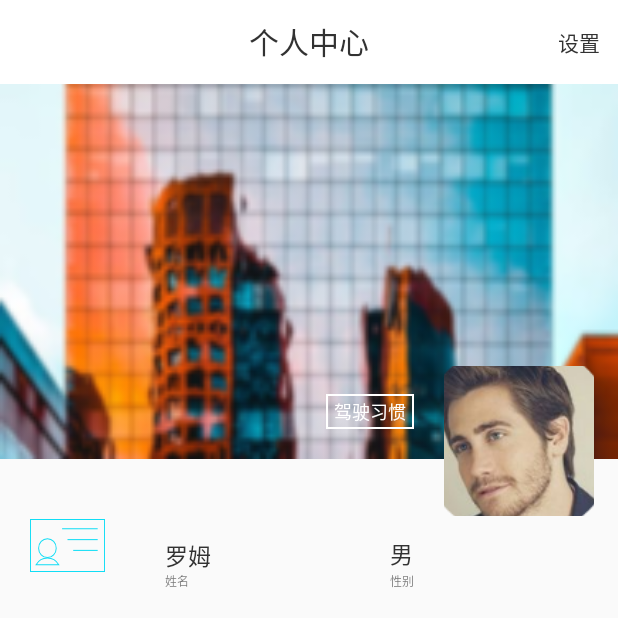
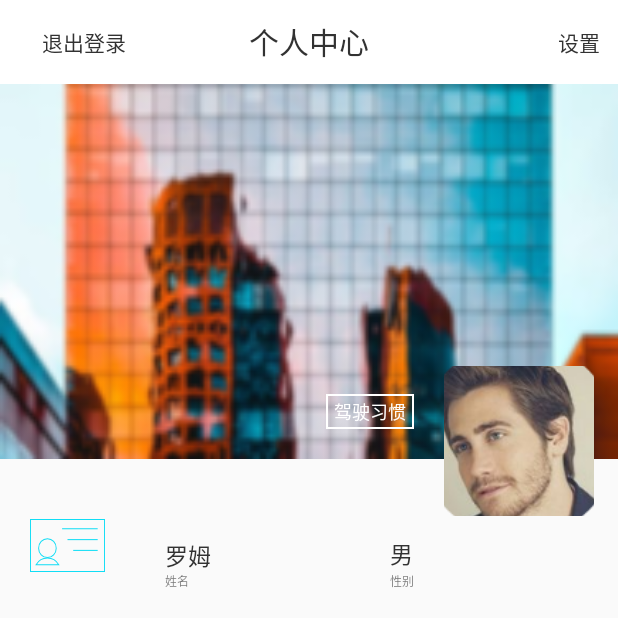
Before and after one commit to addaddgo/HealthCare, an Android app: the MainActivity screen opened directly, with no data from a screen before it, item 4 of the bottom bar chosen, on a phone screen of 412 x 824 dp, the top half of it. Run offline under Robolectric (Android 15) with nearby library versions, the light colour scheme and no system bars; our stand-ins replace androidx.preference; 1 statement that could not run was skipped.

Commit message:
注销与设置共存

```diff
--- a/app/build.gradle
+++ b/app/build.gradle
@@ -29,4 +29,5 @@ dependencies {
     androidTestImplementation 'com.android.support.test:runner:1.0.2'
     androidTestImplementation 'com.android.support.test.espresso:espresso-core:3.0.2'
     implementation 'org.litepal.android:core:1.4.1'
+    implementation 'com.android.support:preference-v7:28.0.0'
 }
--- a/app/src/main/java/com/kyle/healthcare/MainActivity.java
+++ b/app/src/main/java/com/kyle/healthcare/MainActivity.java
@@ -12,15 +12,15 @@ import android.support.v4.app.Fragment;
 import android.support.v4.app.FragmentManager;
 import android.support.v4.app.FragmentTransaction;
 import android.support.v7.app.ActionBar;
+import android.support.v7.widget.ActionMenuView;
 import android.support.v7.widget.Toolbar;
 import android.util.Log;
-import android.view.KeyEvent;
 import android.view.MenuItem;
-import android.view.MotionEvent;
 import android.widget.TextView;
 import android.widget.Toast;
 
 import com.kyle.healthcare.base_package.BaseActivity;
+import com.kyle.healthcare.base_package.LogInActivity;
 import com.kyle.healthcare.bluetooth.BluetoothChatService;
 import com.kyle.healthcare.bluetooth.Constants;
 import com.kyle.healthcare.controller_data.Controller;
@@ -106,6 +106,24 @@ public class MainActivity extends BaseActivity implements UIInterface {
 
         // 初始化toolbar
         toolbar = findViewById(R.id.toolbar);
+        ActionMenuView actionMenuView = toolbar.findViewById(R.id.menu_log_out);
+        getMenuInflater().inflate(R.menu.toolbar_left, actionMenuView.getMenu());
+        actionMenuView.setOnMenuItemClickListener(new ActionMenuView.OnMenuItemClickListener() {
+            @Override
+            public boolean onMenuItemClick(MenuItem item) {
+                switch (item.getItemId()) {
+                    case R.id.menu_bt_log_out:
+                        Intent intent = new Intent(MainActivity.this, LogInActivity.class);
+                        intent.putExtra("log_off", false);
+                        startActivity(intent);
+                        finish();
+                        return true;
+                    default:
+                        return false;
+                }
+            }
+        });
+
         setSupportActionBar(toolbar);
         actionBar = getSupportActionBar();
         if (actionBar != null) {
@@ -114,7 +132,6 @@ public class MainActivity extends BaseActivity implements UIInterface {
             actionBar.setHomeAsUpIndicator(R.drawable.ic_arrow);
         }
         mTitle = findViewById(R.id.toolbar_title);
-
 
         // 初始化底部导航
         navigation = findViewById(R.id.navigation);
@@ -170,7 +187,7 @@ public class MainActivity extends BaseActivity implements UIInterface {
     public boolean onOptionsItemSelected(MenuItem item) {
         switch (item.getItemId()) {
             case android.R.id.home:
-                switch (FragmentAddressBook.fragmentAddressBook.getCurrentVisibleFragment()){
+                switch (FragmentAddressBook.fragmentAddressBook.getCurrentVisibleFragment()) {
                     case FragmentAddressBook.frag_id_heart_rate:
                         replaceFragmentInFragment(FragmentAddressBook.frag_id_health);
                         break;
@@ -269,11 +286,11 @@ public class MainActivity extends BaseActivity implements UIInterface {
                 fragmentAddressBook.setVisible(FragmentAddressBook.frag_id_center);
                 break;
             case FragmentAddressBook.frag_id_heart_rate:
-                replaceFragment(heartRateFragment,true);
+                replaceFragment(heartRateFragment, true);
                 fragmentAddressBook.setVisible(FragmentAddressBook.frag_id_heart_rate);
                 break;
             case FragmentAddressBook.frag_id_fatigue_rate:
-                replaceFragment(fatigueRateFragment,true);
+                replaceFragment(fatigueRateFragment, true);
                 fragmentAddressBook.setVisible(FragmentAddressBook.frag_id_fatigue_rate);
                 break;
             case FragmentAddressBook.frag_id_driving_habit:
--- a/app/src/main/java/com/kyle/healthcare/fragment_package/CenterFragment.java
+++ b/app/src/main/java/com/kyle/healthcare/fragment_package/CenterFragment.java
@@ -1,4 +1,5 @@
 package com.kyle.healthcare.fragment_package;
+
 
 import android.content.Intent;
 import android.os.Bundle;
@@ -6,6 +7,9 @@ import android.preference.PreferenceManager;
 import android.support.annotation.Nullable;
 import android.support.annotation.Nullable;
 import android.support.v4.app.Fragment;
+import android.support.v7.app.ActionBar;
+import android.support.v7.widget.ActionMenuView;
+import android.support.v7.widget.Toolbar;
 import android.util.Log;
 import android.view.LayoutInflater;
 import android.view.Menu;
@@ -29,7 +33,8 @@ import com.kyle.healthcare.view.ScrollSelectView;
 
 public class CenterFragment extends Fragment implements View.OnClickListener{
 
-    UIInterface uiInterface;
+    private UIInterface uiInterface;
+    private ActionBar actionBar;
 
     private TextView topEditButton;
     private TextView bottomEditButton;
@@ -48,6 +53,19 @@ public class CenterFragment extends Fragment implements View.OnClickListener{
     private TextView hintTextView;
     private ImageView deleteImageView;
 
+    @Override
+    public void onStart() {
+        super.onStart();
+        actionBar = uiInterface.getBar();
+        getActivity().findViewById(R.id.menu_log_out).setVisibility(View.VISIBLE);
+        actionBar.setTitle("注销");
+    }
+
+    @Override
+    public void onStop() {
+        super.onStop();
+        getActivity().findViewById(R.id.menu_log_out).setVisibility(View.GONE);
+    }
 
     @Override
     public View onCreateView(LayoutInflater inflater, ViewGroup container, Bundle savedInstanceState) {
--- a/app/src/main/res/layout/activity_main.xml
+++ b/app/src/main/res/layout/activity_main.xml
@@ -13,6 +13,14 @@
         android:layout_width="match_parent"
         android:layout_height="?attr/actionBarSize"
         android:gravity="center">
+        <android.support.v7.widget.ActionMenuView
+            android:visibility="gone"
+            android:id="@+id/menu_log_out"
+            android:layout_width="wrap_content"
+            android:layout_height="match_parent"
+            app:contentInsetLeft="0dp"
+            app:contentInsetStart="0dp"/>
+
         <TextView
             android:id="@+id/toolbar_title"
             android:layout_width="wrap_content"
--- /dev/null
+++ b/app/src/main/res/menu/toolbar_left.xml
@@ -0,0 +1,8 @@
+<?xml version="1.0" encoding="utf-8"?>
+<menu xmlns:android="http://schemas.android.com/apk/res/android"
+    xmlns:app="http://schemas.android.com/apk/res-auto">
+    <item
+        android:id="@+id/menu_bt_log_out"
+        android:title="@string/log_out"
+        app:showAsAction="always"/>
+</menu>
--- a/app/src/main/res/values/strings.xml
+++ b/app/src/main/res/values/strings.xml
@@ -52,5 +52,7 @@
 
     <!-- String related to center -->
 
-
+    <!-- String related to settings -->
+    <string name="bt_info_management">信息管理</string>
+    <string name="bt_notification">通知设置</string>
 </resources>
--- /dev/null
+++ b/app/src/main/res/xml/pref_settings.xml
@@ -0,0 +1,38 @@
+<?xml version="1.0" encoding="utf-8"?>
+<PreferenceScreen xmlns:android="http://schemas.android.com/apk/res/android">
+    <PreferenceCategory
+        android:key="button_notification"
+        android:persistent="false"
+        android:title="@string/bt_notification">
+        <CheckBoxPreference
+            android:defaultValue="true"
+            android:key="send_message"
+            android:summaryOff="Off"
+            android:summaryOn="On"
+            android:title="短信通知联系人" />
+        <CheckBoxPreference
+            android:defaultValue="true"
+            android:key="voice_notification"
+            android:summaryOff="Off"
+            android:summaryOn="On"
+            android:title="声音通知" />
+
+        <CheckBoxPreference
+            android:defaultValue="true"
+            android:dependency="voice_notification"
+            android:key="vibrate"
+            android:summaryOff="Off"
+            android:summaryOn="On"
+            android:title="振动" />
+    </PreferenceCategory>
+    <PreferenceCategory
+        android:key="button_info_management"
+        android:persistent="false"
+        android:title="@string/bt_info_management">
+        <CheckBoxPreference
+            android:defaultValue="true"
+            android:key="show_bass"
+            android:summary="测试"
+            android:title="Show Bass" />
+    </PreferenceCategory>
+</PreferenceScreen>
```
Also changed, not shown: app/src/main/java/com/kyle/healthcare/fragment_package/SettingsFragment.java (+8 -23 lines), app/src/main/res/layout/settings_frag.xml (deleted, +0 -18 lines), 1 other file.
